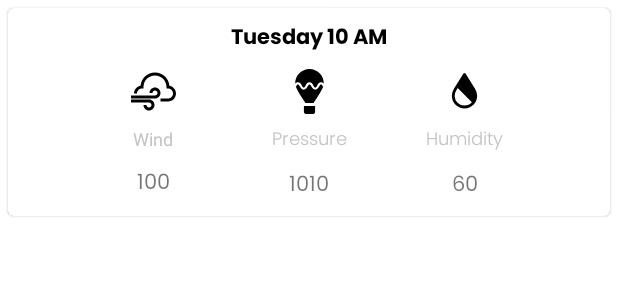
After one commit to agesa3/City-Weather, an Android app: the layout single_weather_card.xml on its own in the app's theme, with its tools: preview values and no code run, on a phone screen of 412 x 824 dp. The commit adds this screen. Shown: the top 300 px of the screen. Run offline under Robolectric (Android 15) with nearby library versions, the phone set to English and light mode, and no system bars.

```diff
--- a/app/src/main/java/com/agesadev/weathercell/days/MoreWeatherDetailsViewModel.kt
+++ b/app/src/main/java/com/agesadev/weathercell/days/MoreWeatherDetailsViewModel.kt
@@ -4,6 +4,7 @@ import androidx.lifecycle.ViewModel
 import androidx.lifecycle.viewModelScope
 import com.agesadev.common.utils.Resource
 import com.agesadev.domain.usecases.GetWeatherForecastByLatLon
+import com.agesadev.weathercell.mappers.toCityWeather
 import com.agesadev.weathercell.mappers.toWeatherForecastPresentation
 import dagger.hilt.android.lifecycle.HiltViewModel
 import kotlinx.coroutines.flow.MutableStateFlow
@@ -35,7 +36,7 @@ class MoreWeatherDetailsViewModel @Inject constructor(
                 when (resource) {
                     is Resource.Success -> {
                         _detailsState.value =
-                            WeatherDetailState(data = resource.data?.toWeatherForecastPresentation())
+                            WeatherDetailState(data = resource.data?.list?.map { it.toCityWeather() })
                     }
                     is Resource.Error -> {
                         _detailsState.value = WeatherDetailState(
--- a/app/src/main/java/com/agesadev/weathercell/days/WeatherDetailState.kt
+++ b/app/src/main/java/com/agesadev/weathercell/days/WeatherDetailState.kt
@@ -1,9 +1,10 @@
 package com.agesadev.weathercell.days
 
+import com.agesadev.weathercell.model.CityWeatherPresentation
 import com.agesadev.weathercell.model.WeatherForecastPresentation
 
 data class WeatherDetailState(
     val isLoading: Boolean = false,
-    val data: WeatherForecastPresentation? = null,
+    val data: List<CityWeatherPresentation>? = null,
     val error: String? = null
 )
--- /dev/null
+++ b/app/src/main/res/drawable/wind.xml
@@ -0,0 +1,6 @@
+<vector android:height="30dp" android:viewportHeight="512"
+    android:viewportWidth="512" android:width="30dp" xmlns:android="http://schemas.android.com/apk/res/android">
+    <path android:fillColor="#FF000000" android:pathData="M437.31,189.2c-7.88,-83.68 -78.54,-149.38 -164.25,-149.38S116.7,105.52 108.82,189.2c-42.42,7.72 -74.69,44.94 -74.69,89.56h34.13c0,-31.37 25.52,-56.89 56.89,-56.89h17.07V204.8c0,-72.15 58.7,-130.84 130.84,-130.84S403.91,132.65 403.91,204.8v17.07h17.07c31.37,0 56.89,25.52 56.89,56.89s-25.52,56.89 -56.89,56.89h-85.33v34.13h85.33c50.19,0 91.02,-40.83 91.02,-91.02C512,234.14 479.73,196.92 437.31,189.2z"/>
+    <path android:fillColor="#FF000000" android:pathData="M204.8,347.02H0v34.13h204.8c15.68,0 28.44,12.76 28.44,28.44c0,15.68 -12.76,28.44 -28.44,28.44s-28.44,-12.76 -28.44,-28.44h-34.13c0,34.51 28.07,62.58 62.58,62.58s62.58,-28.07 62.58,-62.58C267.38,375.1 239.3,347.02 204.8,347.02z"/>
+    <path android:fillColor="#FF000000" android:pathData="M273.07,210.49c-34.51,0 -62.58,28.07 -62.58,62.58h34.13c0,-15.68 12.76,-28.44 28.44,-28.44s28.44,12.76 28.44,28.44s-12.76,28.44 -28.44,28.44H0v34.13h273.07c34.51,0 62.58,-28.07 62.58,-62.58C335.64,238.56 307.57,210.49 273.07,210.49z"/>
+</vector>
--- /dev/null
+++ b/app/src/main/res/layout/single_weather_card.xml
@@ -0,0 +1,141 @@
+<?xml version="1.0" encoding="utf-8"?>
+<com.google.android.material.card.MaterialCardView xmlns:android="http://schemas.android.com/apk/res/android"
+    xmlns:app="http://schemas.android.com/apk/res-auto"
+    xmlns:tools="http://schemas.android.com/tools"
+    android:layout_width="match_parent"
+    android:layout_height="wrap_content"
+    android:layout_margin="5dp"
+    android:elevation="10dp">
+
+    <androidx.constraintlayout.widget.ConstraintLayout
+        android:layout_width="match_parent"
+        android:layout_height="match_parent">
+
+        <TextView
+            android:id="@+id/textView2"
+            android:layout_width="wrap_content"
+            android:layout_height="wrap_content"
+            android:layout_marginTop="8dp"
+            android:text="Wind"
+            android:textColor="@color/light_gray"
+            android:textSize="12sp"
+            app:layout_constraintEnd_toEndOf="@+id/imageView2"
+            app:layout_constraintStart_toStartOf="@+id/imageView2"
+            app:layout_constraintTop_toBottomOf="@+id/imageView2" />
+
+        <TextView
+            android:id="@+id/windSpeed"
+            android:layout_width="wrap_content"
+            android:layout_height="wrap_content"
+            android:layout_marginTop="8dp"
+            android:layout_marginBottom="8dp"
+            android:fontFamily="@font/poppins"
+            android:text="100"
+            app:layout_constraintBottom_toBottomOf="parent"
+            app:layout_constraintEnd_toEndOf="@+id/textView2"
+            app:layout_constraintStart_toStartOf="@+id/textView2"
+            app:layout_constraintTop_toBottomOf="@+id/textView2" />
+
+        <TextView
+            android:id="@+id/textView4"
+            android:layout_width="wrap_content"
+            android:layout_height="wrap_content"
+            android:layout_marginTop="8dp"
+            android:fontFamily="@font/poppins_light"
+            android:text="Pressure"
+            android:textColor="@color/light_gray"
+            android:textSize="12sp"
+            app:layout_constraintEnd_toEndOf="@+id/imageView3"
+            app:layout_constraintStart_toStartOf="@+id/imageView3"
+            app:layout_constraintTop_toBottomOf="@+id/imageView3" />
+
+        <TextView
+            android:id="@+id/textView6"
+            android:layout_width="wrap_content"
+            android:layout_height="wrap_content"
+            android:layout_marginTop="8dp"
+            android:fontFamily="@font/poppins_light"
+            android:text="Humidity"
+            android:textColor="@color/light_gray"
+            android:textSize="12sp"
+            app:layout_constraintEnd_toEndOf="@+id/imageView4"
+            app:layout_constraintStart_toStartOf="@+id/imageView4"
+            app:layout_constraintTop_toBottomOf="@+id/imageView4" />
+
+        <TextView
+            android:id="@+id/pressure"
+            android:layout_width="wrap_content"
+            android:layout_height="wrap_content"
+            android:layout_marginTop="8dp"
+            android:layout_marginBottom="8dp"
+            android:fontFamily="@font/poppins"
+            android:text="1010"
+            app:layout_constraintBottom_toBottomOf="parent"
+            app:layout_constraintEnd_toEndOf="@+id/textView4"
+            app:layout_constraintStart_toStartOf="@+id/textView4"
+            app:layout_constraintTop_toBottomOf="@+id/textView4" />
+
+        <TextView
+            android:id="@+id/humidity"
+            android:layout_width="wrap_content"
+            android:layout_height="wrap_content"
+            android:layout_marginTop="8dp"
+            android:layout_marginBottom="8dp"
+            android:fontFamily="@font/poppins"
+            android:text="60"
+            app:layout_constraintBottom_toBottomOf="parent"
+            app:layout_constraintEnd_toEndOf="@+id/textView6"
+            app:layout_constraintStart_toStartOf="@+id/textView6"
+            app:layout_constraintTop_toBottomOf="@+id/textView6" />
+
+        <ImageView
+            android:id="@+id/imageView2"
+            android:layout_width="wrap_content"
+            android:layout_height="wrap_content"
+            android:layout_marginStart="8dp"
+            android:layout_marginTop="8dp"
+            app:layout_constraintEnd_toStartOf="@+id/imageView3"
+            app:layout_constraintHorizontal_bias="0.5"
+            app:layout_constraintStart_toStartOf="parent"
+            app:layout_constraintTop_toBottomOf="@+id/dateTimeText"
+            app:srcCompat="@drawable/wind" />
+
+        <ImageView
+            android:id="@+id/imageView3"
+            android:layout_width="wrap_content"
+            android:layout_height="wrap_content"
+            app:layout_constraintBottom_toBottomOf="@+id/imageView2"
+            app:layout_constraintEnd_toStartOf="@+id/imageView4"
+            app:layout_constraintHorizontal_bias="0.5"
+            app:layout_constraintStart_toEndOf="@+id/imageView2"
+            app:layout_constraintTop_toTopOf="@+id/imageView2"
+            app:srcCompat="@drawable/air_pressure" />
+
+        <ImageView
+            android:id="@+id/imageView4"
+            android:layout_width="wrap_content"
+            android:layout_height="wrap_content"
+            android:layout_marginEnd="8dp"
+            app:layout_constraintBottom_toBottomOf="@+id/imageView3"
+            app:layout_constraintEnd_toEndOf="parent"
+            app:layout_constraintHorizontal_bias="0.5"
+            app:layout_constraintStart_toEndOf="@+id/imageView3"
+            app:layout_constraintTop_toTopOf="@+id/imageView3"
+            app:srcCompat="@drawable/humidity" />
+
+        <TextView
+            android:id="@+id/dateTimeText"
+            android:layout_width="wrap_content"
+            android:layout_height="wrap_content"
+            android:layout_marginStart="16dp"
+            android:layout_marginTop="8dp"
+            android:layout_marginEnd="16dp"
+            android:capitalize="none"
+            android:fontFamily="@font/poppins_bold"
+            android:text="Tuesday 10 AM"
+            android:textColor="@color/black"
+            app:layout_constraintEnd_toEndOf="parent"
+            app:layout_constraintStart_toStartOf="parent"
+            app:layout_constraintTop_toTopOf="parent" />
+    </androidx.constraintlayout.widget.ConstraintLayout>
+</com.google.android.material.card.MaterialCardView>
```
Also changed, not shown: app/src/main/java/com/agesadev/weathercell/days/CurrentDayFragment.kt (+98 -4 lines), app/src/main/java/com/agesadev/weathercell/days/DetailedWeatherFragment.kt (+26 -1 lines), app/src/main/java/com/agesadev/weathercell/days/adapters/DaysViewPagerAdapter.kt (+17 -1 lines), app/src/main/java/com/agesadev/weathercell/days/adapters/WeatherRecyclerAdapter.kt (added, +62 -0 lines), app/src/main/res/layout/fragment_current_day.xml (+11 -7 lines), app/src/main/res/layout/fragment_detailed_weather.xml (+6 -4 lines).
